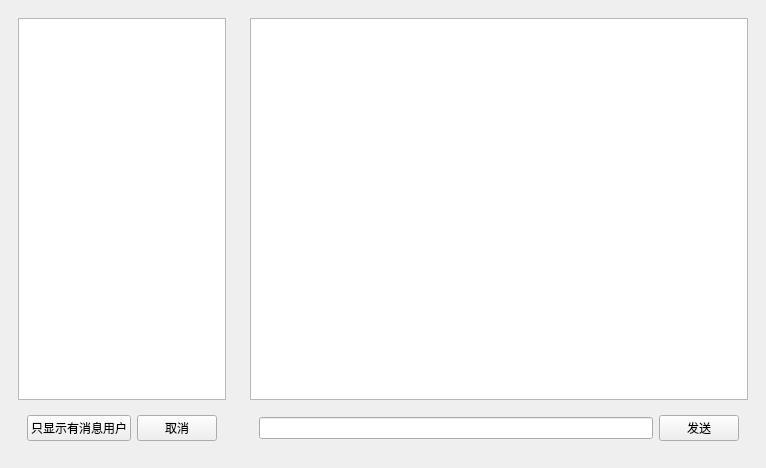
This is untitled/mainwindow.ui in DEVILcong/Qt as Qt 5 draws it before an edit. The edited form follows.
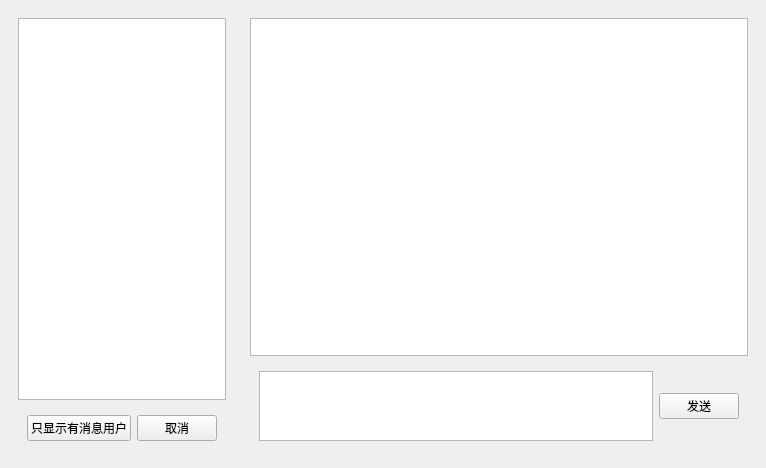
This is the edited form.

What changed in the file:
```diff
--- a/untitled/mainwindow.ui
+++ b/untitled/mainwindow.ui
@@ -65,7 +65,7 @@
     </item>
     <item>
      <widget class="QWidget" name="widget_4" native="true">
-      <layout class="QVBoxLayout" name="verticalLayout_2">
+      <layout class="QVBoxLayout" name="verticalLayout_2" stretch="8,1">
        <item>
         <widget class="QTextBrowser" name="textBrowser"/>
        </item>
@@ -73,7 +73,7 @@
         <widget class="QWidget" name="widget_3" native="true">
          <layout class="QHBoxLayout" name="horizontalLayout_2">
           <item>
-           <widget class="QLineEdit" name="lineEdit"/>
+           <widget class="QTextEdit" name="textEdit"/>
           </item>
           <item>
            <widget class="QPushButton" name="pushButton">
```
